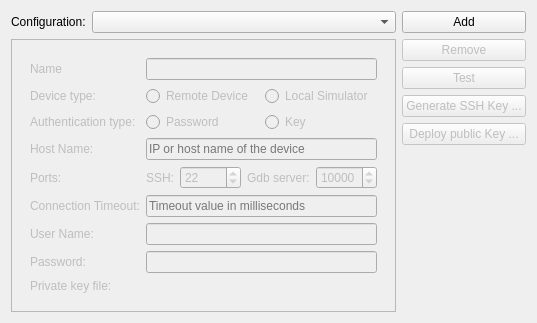
Before: the Qt Designer form src/plugins/qt4projectmanager/qt-maemo/maemosettingswidget.ui in qt-creator/qt-creator, drawn with Qt 5.
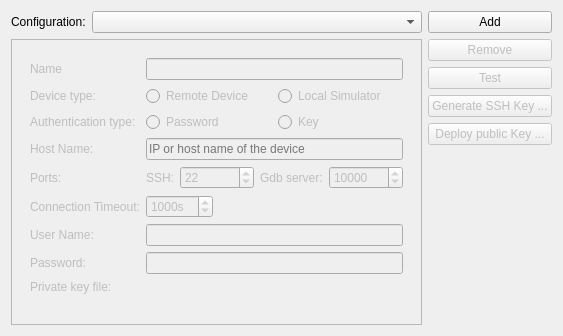
After: the same form once the commit is applied. Custom widgets are drawn as their Qt base class.

Commit message:
Maemo settings: Turn timeout field into a spinbox.
Also, the hint on milliseconds was wrong. The unit is seconds.
As requested by Friedemann.

Diff of the .ui file:
```diff
--- a/src/plugins/qt4projectmanager/qt-maemo/maemosettingswidget.ui
+++ b/src/plugins/qt4projectmanager/qt-maemo/maemosettingswidget.ui
@@ -6,8 +6,8 @@
    <rect>
     <x>0</x>
     <y>0</y>
-    <width>484</width>
-    <height>307</height>
+    <width>563</width>
+    <height>336</height>
    </rect>
   </property>
   <property name="windowTitle">
@@ -18,6 +18,9 @@
     <layout class="QVBoxLayout" name="verticalLayout_3">
      <item>
       <layout class="QFormLayout" name="formLayout">
+       <property name="fieldGrowthPolicy">
+        <enum>QFormLayout::AllNonFixedFieldsGrow</enum>
+       </property>
        <item row="0" column="0">
         <widget class="QLabel" name="configurationLabel">
          <property name="text">
@@ -213,11 +216,37 @@
             </widget>
            </item>
            <item row="5" column="1">
-            <widget class="QLineEdit" name="timeoutLineEdit">
-             <property name="placeholderText">
-              <string>Timeout value in milliseconds</string>
-             </property>
-            </widget>
+            <layout class="QHBoxLayout" name="horizontalLayout_5">
+             <item>
+              <widget class="QSpinBox" name="timeoutSpinBox">
+               <property name="suffix">
+                <string>s</string>
+               </property>
+               <property name="maximum">
+                <number>10000</number>
+               </property>
+               <property name="singleStep">
+                <number>10</number>
+               </property>
+               <property name="value">
+                <number>1000</number>
+               </property>
+              </widget>
+             </item>
+             <item>
+              <spacer name="horizontalSpacer">
+               <property name="orientation">
+                <enum>Qt::Horizontal</enum>
+               </property>
+               <property name="sizeHint" stdset="0">
+                <size>
+                 <width>40</width>
+                 <height>20</height>
+                </size>
+               </property>
+              </spacer>
+             </item>
+            </layout>
            </item>
            <item row="6" column="0">
             <widget class="QLabel" name="userNameLabel">
```
Left out of the diff: 16 changed lines with no effect on the pictures. The commit also changes 2 other files.
